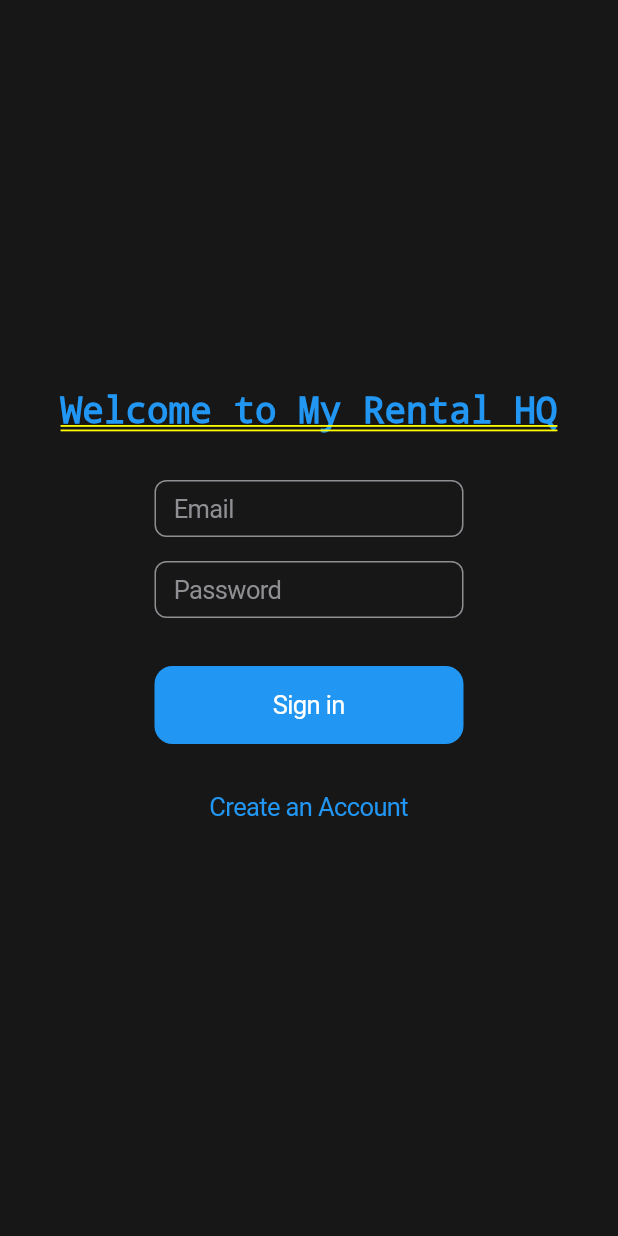
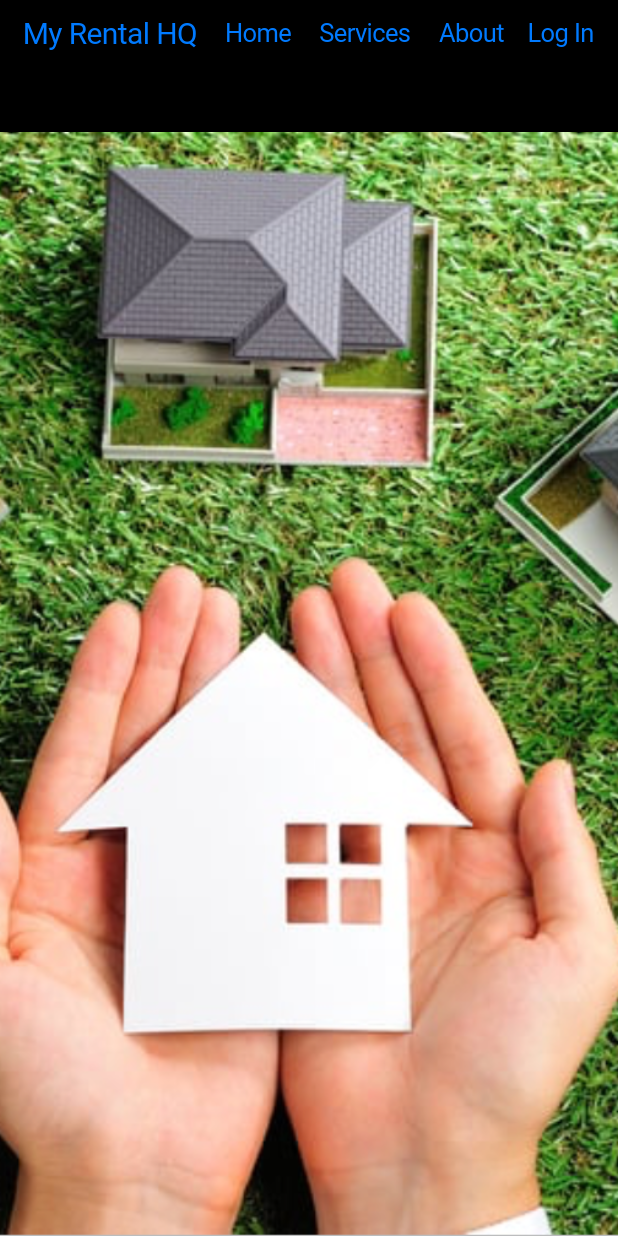
Before and after one commit to myrentalhq/my_rental_hq, a Flutter app: the screen it shows after launch, on a phone screen of 412 x 824 dp. Run offline on Flutter 3.47's test engine with Material 2 defaults, Android fonts, the phone set to English and light mode, and no system bars; our stand-ins replace charts_flutter_new.

Commit message:
Added Welcome page and navigating between pages.

```diff
--- a/lib/log_in.dart
+++ b/lib/log_in.dart
@@ -2,6 +2,7 @@ import 'package:flutter/material.dart';
 import 'package:flutter/cupertino.dart';
 import 'package:my_rental_hq/create_account_page.dart';
 import 'package:my_rental_hq/home_page.dart';
+
 
 class LoginScreen extends StatefulWidget {
   @override
--- a/lib/main.dart
+++ b/lib/main.dart
@@ -1,6 +1,9 @@
 import 'package:flutter/material.dart';
 import 'package:my_rental_hq/home_page.dart';
 import 'package:my_rental_hq/log_in.dart';
+import 'package:my_rental_hq/welcome_page_.dart';
+
+
 
 void main() {
   runApp(const MyApp());
@@ -14,10 +17,9 @@ class MyApp extends StatelessWidget {
   Widget build(BuildContext context) {
     return MaterialApp(
       title: 'My Rental HQ',
-      theme: ThemeData(
-        primarySwatch: Colors.blue,
-      ),
-      home: LoginScreen(),
+      debugShowCheckedModeBanner: false,
+      theme: ThemeData.dark(),
+      home: WelcomePage(),
     );
   }
 }
--- /dev/null
+++ b/lib/welcome_page_.dart
@@ -0,0 +1,128 @@
+import 'package:flutter/material.dart';
+import 'package:flutter/cupertino.dart';
+import 'package:my_rental_hq/create_account_page.dart';
+import 'package:my_rental_hq/home_page.dart';
+import 'package:my_rental_hq/log_in.dart';
+
+class WelcomePage extends StatefulWidget {
+  @override
+  _WelcomePageState createState() => _WelcomePageState();
+}
+
+class _WelcomePageState extends State<WelcomePage> {
+  final _emailController = TextEditingController();
+  final _passwordController = TextEditingController();
+
+  bool _isLoading = false;
+
+  Future<void> _signInWithEmail() async {
+    setState(() {
+      _isLoading = true;
+    });
+
+    // Simulate sign-in process (Replace this with your actual sign-in implementation)
+    await Future.delayed(const Duration(seconds: 2));
+
+    setState(() {
+      _isLoading = false;
+    });
+
+    // Navigate to the homepage
+    Navigator.push(
+      context,
+      CupertinoPageRoute(builder: (context) => RentalHomePage()),
+    );
+  }
+
+@override
+Widget build(BuildContext context) {
+  return CupertinoPageScaffold(
+    backgroundColor: CupertinoColors.black,
+    navigationBar: CupertinoNavigationBar(
+      backgroundColor: CupertinoColors.black,
+      middle: Row(
+        mainAxisAlignment: MainAxisAlignment.spaceAround,
+        children: [
+          CupertinoButton(
+            onPressed: () {}, // Add the onPressed functionality
+            child: const Text(
+              'My Rental HQ',
+              style: TextStyle(color: CupertinoColors.activeBlue, fontSize: 20),
+            ),
+            padding: EdgeInsets.zero,
+          ),
+          CupertinoButton(
+            onPressed: () {}, // Add the onPressed functionality
+            child: const Text(
+              'Home',
+              style: TextStyle(color: CupertinoColors.activeBlue),
+            ),
+            padding: EdgeInsets.zero,
+          ),
+          CupertinoButton(
+            onPressed: () {}, // Add the onPressed functionality
+            child: const Text(
+              'Services',
+              style: TextStyle(color: CupertinoColors.activeBlue),
+            ),
+            padding: EdgeInsets.zero,
+          ),
+          CupertinoButton(
+            onPressed: () {}, // Add the onPressed functionality
+            child: const Text(
+              'About',
+              style: TextStyle(color: CupertinoColors.activeBlue),
+            ),
+            padding: EdgeInsets.zero,
+          ),
+        ],
+      ),
+      trailing: CupertinoButton(
+        onPressed: () {
+              Navigator.push(
+              context,
+              CupertinoPageRoute(builder: (context) => LoginScreen()),
+              );
+        }, // Add the onPressed functionality
+        child: const Text(
+          'Log In',
+          style: TextStyle(color: CupertinoColors.activeBlue),
+        ),
+        padding: EdgeInsets.zero,
+      ),
+    ),
+    child: SafeArea(
+      child: GestureDetector(
+        onTap: () {
+          // Dismiss the keyboard when tapping outside input fields
+          FocusScope.of(context).unfocus();
+        },
+        child: Stack(
+          fit: StackFit.expand,
+          children: [
+            Positioned.fill(
+              top: MediaQuery.of(context).padding.top + kMinInteractiveDimensionCupertino,
+              child: Image.asset(
+                'assets/images/myrentalhq-image.png', // Replace with the path to your image
+                fit: BoxFit.cover,
+              ),
+            ),
+            Center(
+              child: SingleChildScrollView(
+                padding: const EdgeInsets.all(16),
+                child: Column(
+                  mainAxisAlignment: MainAxisAlignment.center,
+                  children: [
+                    // ... Rest of the existing code for the login form
+                  ],
+                ),
+              ),
+            ),
+          ],
+        ),
+      ),
+    ),
+  );
+}
+
+}
--- a/pubspec.yaml
+++ b/pubspec.yaml
@@ -63,6 +63,8 @@ flutter:
   # assets:
   #   - images/a_dot_burr.jpeg
   #   - images/a_dot_ham.jpeg
+  assets:
+    - assets/images/myrentalhq-image.png
 
   # An image asset can refer to one or more resolution-specific "variants", see
   # https://flutter.dev/assets-and-images/#resolution-aware
```
Also changed, not shown: lib/create_account_page.dart (+8 -2 lines), lib/home_page.dart (+119 -84 lines), assets/images/myrentalhq-image.png (added), 1 other file.
